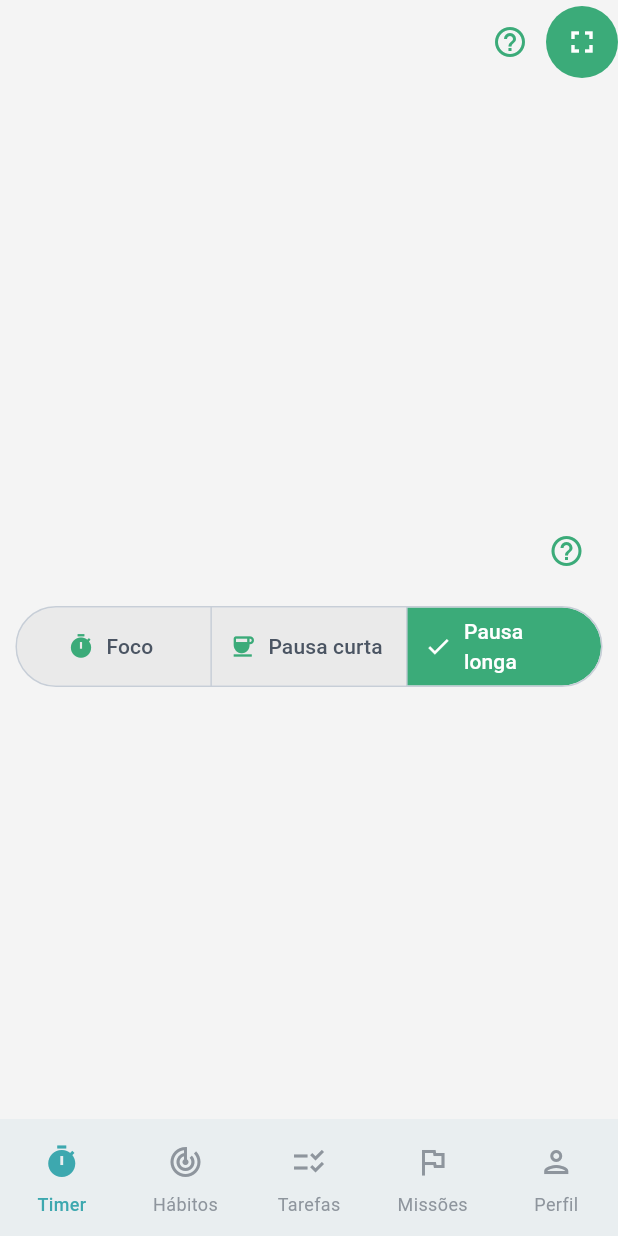
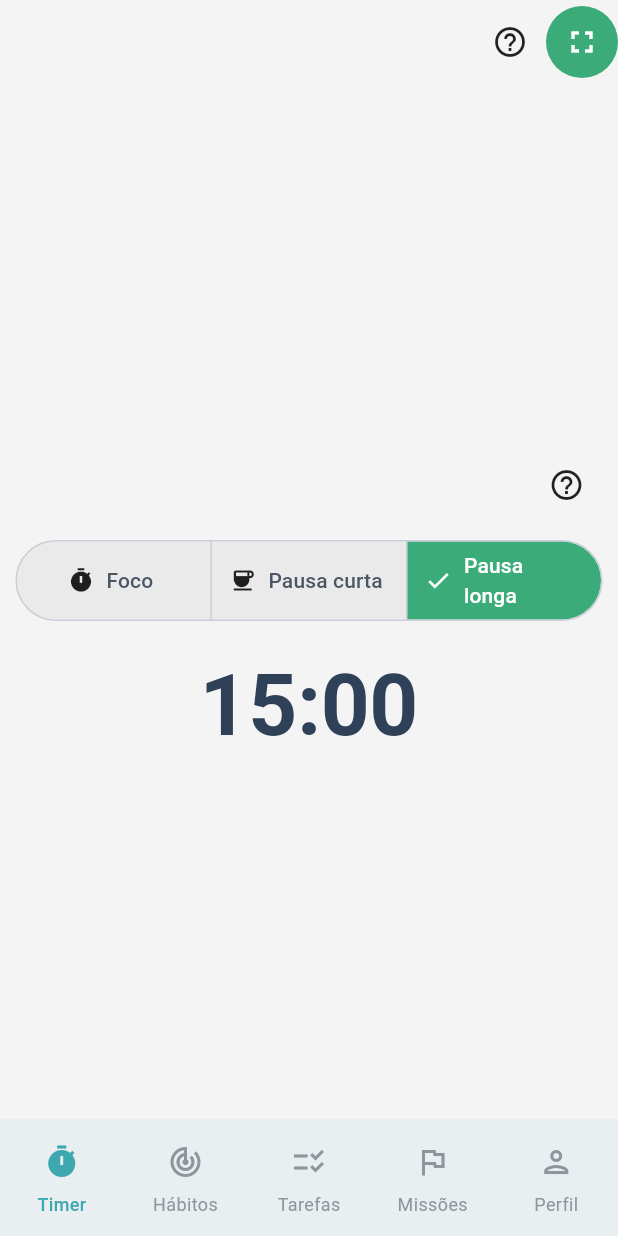
Before and after one commit to BrunaABraguin/mindease-app, a Flutter app: the screen it shows after launch, after a tap on "Pausa curta", after a tap on "Pausa longa", on a phone screen of 412 x 824 dp. Run offline on Flutter 3.47's test engine with Material 3 defaults, Android fonts, the phone set to English and light mode, and no system bars; our stand-ins replace firebase_core, flutter_bloc, flutter_clean_architecture, flutter_dotenv, shared_preferences; accounts and stored records are empty.

Commit message:
Refactor Timer functionality by removing use cases and integrating repository methods; add TimerDisplay widget for improved UI

```diff
--- a/lib/main.dart
+++ b/lib/main.dart
@@ -4,6 +4,8 @@ import 'package:flutter_bloc/flutter_bloc.dart';
 import 'package:flutter_dotenv/flutter_dotenv.dart';
 import 'package:mindease_app/firebase_options.dart';
 import 'package:mindease_app/src/app/navigator.dart';
+import 'package:mindease_app/src/data/repositories/timer_repository.dart'
+    as repo;
 import 'package:mindease_app/theme.dart';
 
 Future<void> main() async {
@@ -54,6 +56,7 @@ class AppView extends StatelessWidget {
           theme: theme,
           home: AppNavigator(
             onToggleTheme: context.read<ThemeCubit>().toggleTheme,
+            timerRepository: repo.TimerRepository(),
           ),
         );
       },
--- a/lib/src/app/navigator.dart
+++ b/lib/src/app/navigator.dart
@@ -7,16 +7,22 @@ import 'package:mindease_app/src/app/pages/timer/timer_view.dart';
 import 'package:mindease_app/src/app/utils/app_constants.dart';
 import 'package:mindease_app/src/data/repositories/timer_repository.dart'
     as repo;
-import 'package:mindease_app/src/domain/usecases/timer_mode_usecases.dart';
 
 /// Main adaptive navigation shell for the app.
 ///
 /// Uses `NavigationBar` on mobile and `NavigationRail` on wider/web layouts.
 class AppNavigator extends StatefulWidget {
-  const AppNavigator({super.key, this.onToggleTheme});
+  const AppNavigator({
+    super.key,
+    this.onToggleTheme,
+    required this.timerRepository,
+  });
 
   /// Callback used by the theme toggle action.
   final VoidCallback? onToggleTheme;
+
+  /// The timer repository to use.
+  final repo.TimerRepository timerRepository;
 
   @override
   State<AppNavigator> createState() => _AppNavigatorState();
@@ -152,21 +158,9 @@ class _AppNavigatorState extends State<AppNavigator> {
 
   Widget _buildPage(int index) {
     return _pageCache.putIfAbsent(index, () {
-      // Timer dependencies
-      final timerRepository = repo.TimerRepository();
-      final getCurrentModeIndexUseCase = GetCurrentModeIndexUseCase(
-        timerRepository,
-      );
-      final setCurrentModeIndexUseCase = SetCurrentModeIndexUseCase(
-        timerRepository,
-      );
       switch (index) {
         case 0:
-          return TimerPage(
-            timerRepository: timerRepository,
-            getCurrentModeIndexUseCase: getCurrentModeIndexUseCase,
-            setCurrentModeIndexUseCase: setCurrentModeIndexUseCase,
-          );
+          return TimerPage(timerRepository: widget.timerRepository);
         case 1:
           return const HabitsPage();
         case 2:
@@ -176,11 +170,7 @@ class _AppNavigatorState extends State<AppNavigator> {
         case 4:
           return const ProfilePage();
         default:
-          return TimerPage(
-            timerRepository: timerRepository,
-            getCurrentModeIndexUseCase: getCurrentModeIndexUseCase,
-            setCurrentModeIndexUseCase: setCurrentModeIndexUseCase,
-          );
+          return TimerPage(timerRepository: widget.timerRepository);
       }
     });
   }
--- a/lib/src/app/pages/timer/timer_controller.dart
+++ b/lib/src/app/pages/timer/timer_controller.dart
@@ -1,13 +1,11 @@
 import 'package:flutter_bloc/flutter_bloc.dart';
+import 'package:mindease_app/src/data/repositories/timer_repository.dart'
+    as repo;
 import 'package:mindease_app/src/domain/entities/timer_entity.dart';
-import 'package:mindease_app/src/domain/usecases/timer_mode_usecases.dart';
 
 class TimerCubit extends Cubit<TimerEntity> {
-
-  TimerCubit({
-    required this.getCurrentModeIndexUseCase,
-    required this.setCurrentModeIndexUseCase,
-  }) : super(
+  TimerCubit({required this.timerRepository})
+    : super(
         TimerEntity(
           focusTime: 25 * 60,
           breakTime: 5 * 60,
@@ -18,20 +16,20 @@ class TimerCubit extends Cubit<TimerEntity> {
           currentModeIndex: 0,
         ),
       ) {
-    _loadCurrentModeIndex();
+    _loadTimerEntity();
   }
-  final GetCurrentModeIndexUseCase getCurrentModeIndexUseCase;
-  final SetCurrentModeIndexUseCase setCurrentModeIndexUseCase;
+  final repo.TimerRepository timerRepository;
 
-  Future<void> _loadCurrentModeIndex() async {
-    final index = await getCurrentModeIndexUseCase();
-    if (index != null) {
-      emit(state.copyWith(currentModeIndex: index));
+  Future<void> _loadTimerEntity() async {
+    final loaded = await timerRepository.loadTimerEntity();
+    if (loaded != null) {
+      emit(loaded);
     }
   }
 
-  Future<void> setCurrentModeIndex(int index) async {
-    emit(state.copyWith(currentModeIndex: index));
-    await setCurrentModeIndexUseCase(index);
+  Future<void> updateCurrentModeIndex(int index) async {
+    final updatedState = state.copyWith(currentModeIndex: index);
+    emit(updatedState);
+    await timerRepository.saveTimerEntity(updatedState);
   }
 }
--- a/lib/src/app/pages/timer/timer_view.dart
+++ b/lib/src/app/pages/timer/timer_view.dart
@@ -8,21 +8,14 @@ import 'package:mindease_app/src/app/utils/app_constants.dart';
 import 'package:mindease_app/src/app/utils/help_texts.dart';
 import 'package:mindease_app/src/app/widgets/focus_mode_button.dart';
 import 'package:mindease_app/src/app/widgets/help_icon_button.dart';
+import 'package:mindease_app/src/app/widgets/timer_display.dart';
 import 'package:mindease_app/src/data/repositories/timer_repository.dart'
     as repo;
 import 'package:mindease_app/src/domain/entities/timer_entity.dart';
-import 'package:mindease_app/src/domain/usecases/timer_mode_usecases.dart';
 
 class TimerPage extends StatefulWidget {
-  const TimerPage({
-    super.key,
-    required this.timerRepository,
-    required this.getCurrentModeIndexUseCase,
-    required this.setCurrentModeIndexUseCase,
-  });
+  const TimerPage({super.key, required this.timerRepository});
   final repo.TimerRepository timerRepository;
-  final GetCurrentModeIndexUseCase getCurrentModeIndexUseCase;
-  final SetCurrentModeIndexUseCase setCurrentModeIndexUseCase;
 
   @override
   State<TimerPage> createState() => _TimerPageState();
@@ -32,10 +25,7 @@ class _TimerPageState extends State<TimerPage> {
   @override
   Widget build(BuildContext context) {
     return BlocProvider(
-      create: (_) => TimerCubit(
-        getCurrentModeIndexUseCase: widget.getCurrentModeIndexUseCase,
-        setCurrentModeIndexUseCase: widget.setCurrentModeIndexUseCase,
-      ),
+      create: (_) => TimerCubit(timerRepository: widget.timerRepository),
       child: const TimerView(),
     );
   }
@@ -73,11 +63,13 @@ class _TimerViewState extends State<TimerView> {
     return Scaffold(
       appBar: AppBar(
         actions: [
+          // Ícone de ajuda para o Focus Mode
           const HelpIconButton(
             title: HelpTexts.focusModeTitle,
             description: HelpTexts.focusModeDescription,
             size: AppSizes.iconSmall,
           ),
+          // Botão para acessar o Focus Mode
           FocusModeButton(
             onPressed: () {
               Navigator.of(
@@ -97,10 +89,12 @@ class _TimerViewState extends State<TimerView> {
               child: Column(
                 mainAxisSize: MainAxisSize.min,
                 crossAxisAlignment: CrossAxisAlignment.stretch,
+                //Seleção do timer mode e display do timer
                 children: [
                   const Row(
                     children: [
                       Spacer(),
+                      // Ícone de ajuda para o timer
                       HelpIconButton(
                         title: HelpTexts.timerTitle,
                         description: HelpTexts.timerDescription,
@@ -109,12 +103,16 @@ class _TimerViewState extends State<TimerView> {
                     ],
                   ),
                   const SizedBox(height: AppSizes.spacingS),
+                  // Timer mode selection
                   TimerSegmentedButton(
                     selectedIndex: state.currentModeIndex,
                     onChanged: (index) {
-                      context.read<TimerCubit>().setCurrentModeIndex(index);
+                      context.read<TimerCubit>().updateCurrentModeIndex(index);
                     },
                   ),
+                  const SizedBox(height: AppSizes.spacingL),
+                  // Timer centralizado
+                  TimerDisplay(timer: state),
                 ],
               ),
             ),
--- a/lib/src/app/pages/timer/widgets/timer_segmented_button.dart
+++ b/lib/src/app/pages/timer/widgets/timer_segmented_button.dart
@@ -31,7 +31,10 @@ class TimerSegmentedButton extends StatelessWidget {
         (index) => ButtonSegment(
           value: index,
           label: Text(_timerOptions[index]),
-          icon: Icon(_timerIcons[index], color: colorScheme.primary),
+          icon: Icon(
+            _timerIcons[index],
+            color: Theme.of(context).iconTheme.color,
+          ),
         ),
       ),
       selected: <int>{selectedIndex},
--- a/lib/src/app/widgets/focus_mode_button.dart
+++ b/lib/src/app/widgets/focus_mode_button.dart
@@ -27,7 +27,7 @@ class FocusModeButton extends StatelessWidget {
         child: IconButton(
           icon: Icon(
             exit ? Icons.fullscreen_exit : Icons.fullscreen,
-            color: Colors.white,
+            color: Theme.of(context).primaryIconTheme.color,
             size: size,
           ),
           tooltip: label,
--- a/lib/src/app/widgets/help_icon_button.dart
+++ b/lib/src/app/widgets/help_icon_button.dart
@@ -18,7 +18,7 @@ class HelpIconButton extends StatelessWidget {
     return IconButton(
       icon: Icon(
         Icons.help_outline,
-        color: Theme.of(context).colorScheme.primary,
+        color: Theme.of(context).iconTheme.color,
         size: size,
       ),
       tooltip: 'Ajuda',
--- /dev/null
+++ b/lib/src/app/widgets/timer_display.dart
@@ -0,0 +1,45 @@
+import 'package:flutter/material.dart';
+import 'package:mindease_app/src/domain/entities/timer_entity.dart';
+
+class TimerDisplay extends StatelessWidget {
+  const TimerDisplay({super.key, required this.timer});
+  final TimerEntity timer;
+
+  static const int focusModeIndex = 0;
+  static const int breakModeIndex = 1;
+  static const int longBreakModeIndex = 2;
+
+  int _getDefaultSeconds() {
+    if (timer.currentModeIndex == breakModeIndex) {
+      return timer.breakTime;
+    } else if (timer.currentModeIndex == longBreakModeIndex) {
+      return timer.longBreakTime;
+    }
+    return timer.focusTime;
+  }
+
+  String _formatDuration(int? seconds) {
+    final int effectiveSeconds;
+    if (seconds == null || seconds <= 0) {
+      effectiveSeconds = _getDefaultSeconds();
+    } else {
+      effectiveSeconds = seconds;
+    }
+    final minutes = (effectiveSeconds ~/ 60).toString().padLeft(2, '0');
+    final secs = (effectiveSeconds % 60).toString().padLeft(2, '0');
+    return '$minutes:$secs';
+  }
+
+  @override
+  Widget build(BuildContext context) {
+    return Center(
+      child: Text(
+        _formatDuration(timer.remainingSeconds),
+        style: Theme.of(context).textTheme.displayLarge?.copyWith(
+          fontWeight: FontWeight.bold,
+          color: Theme.of(context).colorScheme.inverseSurface,
+        ),
+      ),
+    );
+  }
+}
--- a/lib/src/data/repositories/timer_repository.dart
+++ b/lib/src/data/repositories/timer_repository.dart
@@ -1,20 +1,70 @@
+import 'dart:convert';
+
+import 'package:mindease_app/src/domain/entities/timer_entity.dart';
 import 'package:mindease_app/src/domain/repositories/timer_repository.dart';
 import 'package:shared_preferences/shared_preferences.dart';
 
 class TimerRepository implements TimerRepositoryBase {
-  static const _prefsKey = 'timer_current_mode_index';
+  static const _prefsTimerKey = 'timer_entity';
   final Future<SharedPreferences> _prefsFuture =
       SharedPreferences.getInstance();
 
   @override
-  Future<int?> getCurrentModeIndex() async {
+  Future<void> saveTimerEntity(TimerEntity timer) async {
     final prefs = await _prefsFuture;
-    return prefs.getInt(_prefsKey);
+    final timerMap = {
+      'focusTime': timer.focusTime,
+      'breakTime': timer.breakTime,
+      'longBreakTime': timer.longBreakTime,
+      'currentCycle': timer.currentCycle,
+      'totalCycles': timer.totalCycles,
+      'remainingSeconds': timer.remainingSeconds,
+      'completedSessions': timer.completedSessions,
+      'currentModeIndex': timer.currentModeIndex,
+    };
+    await prefs.setString(_prefsTimerKey, jsonEncode(timerMap));
   }
 
   @override
-  Future<void> setCurrentModeIndex(int index) async {
+  Future<TimerEntity?> loadTimerEntity() async {
     final prefs = await _prefsFuture;
-    await prefs.setInt(_prefsKey, index);
+    final jsonString = prefs.getString(_prefsTimerKey);
+    if (jsonString == null) return null;
+
+    try {
+      final dynamic decoded = jsonDecode(jsonString);
+      if (decoded is! Map<String, dynamic>) {
+        return null;
+      }
+      final map = decoded;
+
+      if (map['focusTime'] is! int ||
+          map['breakTime'] is! int ||
+          map['longBreakTime'] is! int ||
+          map['currentCycle'] is! int ||
+          map['totalCycles'] is! int ||
+          map['completedSessions'] is! int ||
+          map['currentModeIndex'] is! int) {
+        return null;
+      }
+
+      final remainingSecondsValue = map['remainingSeconds'];
+      if (remainingSecondsValue != null && remainingSecondsValue is! int) {
+        return null;
+      }
+
+      return TimerEntity(
+        focusTime: map['focusTime'] as int,
+        breakTime: map['breakTime'] as int,
+        longBreakTime: map['longBreakTime'] as int,
+        currentCycle: map['currentCycle'] as int,
+        totalCycles: map['totalCycles'] as int,
+        remainingSeconds: remainingSecondsValue as int?,
+        completedSessions: map['completedSessions'] as int,
+        currentModeIndex: map['currentModeIndex'] as int,
+      );
+    } catch (_) {
+      return null;
+    }
   }
 }
--- a/lib/src/domain/repositories/timer_repository.dart
+++ b/lib/src/domain/repositories/timer_repository.dart
@@ -1,4 +1,6 @@
+import 'package:mindease_app/src/domain/entities/timer_entity.dart';
+
 abstract class TimerRepositoryBase {
-  Future<int?> getCurrentModeIndex();
-  Future<void> setCurrentModeIndex(int index);
+  Future<void> saveTimerEntity(TimerEntity timer);
+  Future<TimerEntity?> loadTimerEntity();
 }
--- a/lib/src/domain/usecases/timer_mode_usecases.dart
+++ /dev/null
@@ -1,15 +0,0 @@
-import 'package:mindease_app/src/domain/repositories/timer_repository.dart';
-
-class GetCurrentModeIndexUseCase {
-  GetCurrentModeIndexUseCase(this.repository);
-  final TimerRepositoryBase repository;
-
-  Future<int?> call() => repository.getCurrentModeIndex();
-}
-
-class SetCurrentModeIndexUseCase {
-  SetCurrentModeIndexUseCase(this.repository);
-  final TimerRepositoryBase repository;
-
-  Future<void> call(int index) => repository.setCurrentModeIndex(index);
-}
```
Also changed, not shown: 1 other file. Lines whose indentation alone changed are shown as unchanged.
